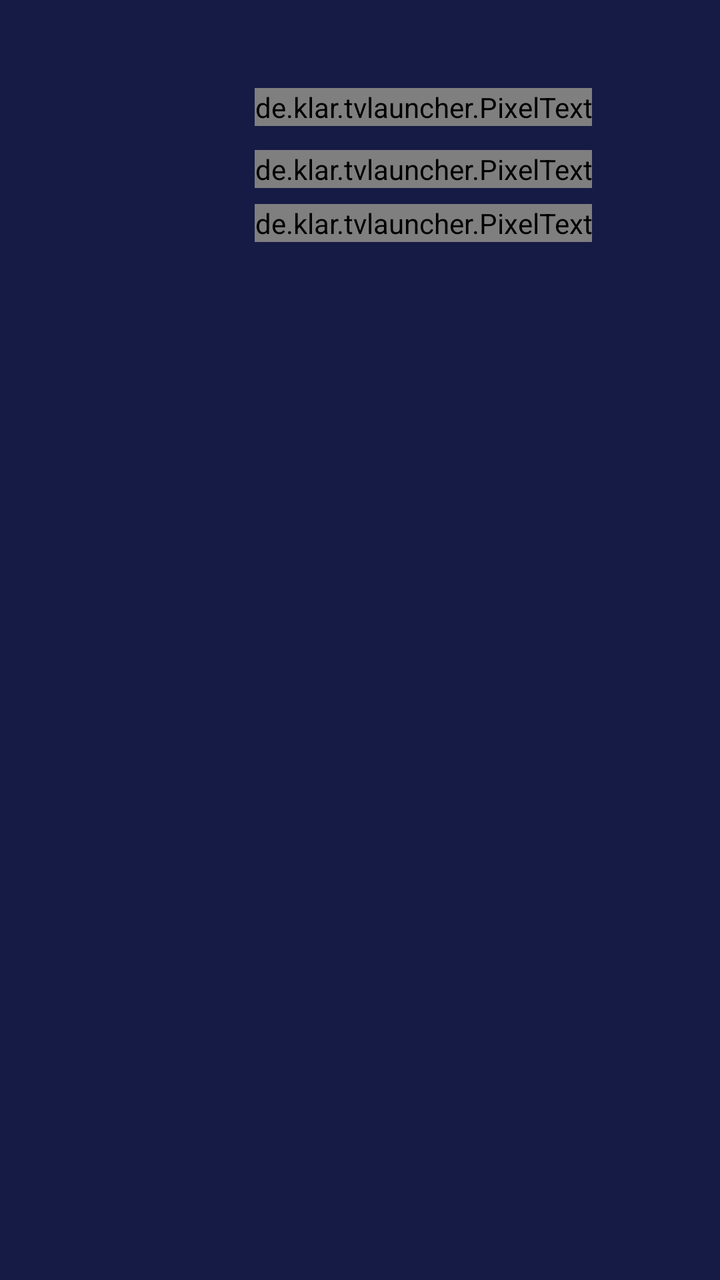
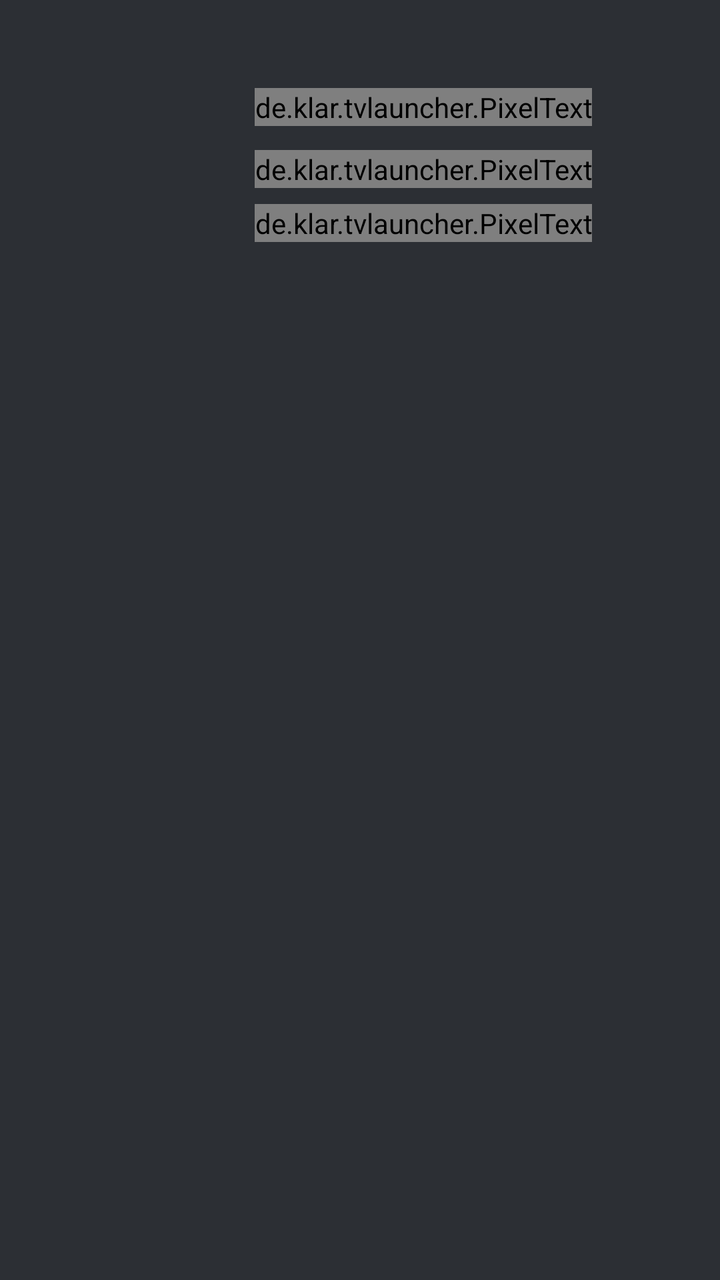

Two renders of the same Android screen: before a commit and after it. Below are the layout's source before the change and the commit's diff.
<!-- AndroidManifest.xml: application theme Theme.Klar -->
<!-- res/layout/activity_main_abend.xml -->
<?xml version="1.0" encoding="utf-8"?>
<FrameLayout xmlns:android="http://schemas.android.com/apk/res/android"
    xmlns:app="http://schemas.android.com/apk/res-auto"
    android:id="@+id/root"
    android:layout_width="match_parent"
    android:layout_height="match_parent"
    android:background="#151B44"
    android:clipChildren="false">

    <ImageView
        android:id="@+id/wallpaper"
        android:layout_width="match_parent"
        android:layout_height="match_parent"
        android:importantForAccessibility="no"
        android:scaleType="fitXY" />

    <LinearLayout
        android:layout_width="match_parent"
        android:layout_height="match_parent"
        android:clipChildren="false"
        android:clipToPadding="false"
        android:orientation="vertical"
        android:paddingStart="64dp"
        android:paddingTop="44dp"
        android:paddingEnd="64dp">

        <LinearLayout
            android:layout_width="match_parent"
            android:layout_height="wrap_content"
            android:baselineAligned="false"
            android:clipChildren="false"
            android:orientation="horizontal">

            <LinearLayout
                android:layout_width="0dp"
                android:layout_height="wrap_content"
                android:layout_weight="1"
                android:clipChildren="false"
                android:clipToPadding="false"
                android:orientation="vertical">

                <TextView
                    android:id="@+id/greeting"
                    android:layout_width="wrap_content"
                    android:layout_height="wrap_content"
                    android:includeFontPadding="false"
                    android:lineSpacingMultiplier="0.92"
                    android:textColor="#FFFFFF"
                    android:textSize="46sp" />

                
                <FrameLayout
                    android:id="@+id/continue_button"
                    android:layout_width="wrap_content"
                    android:layout_height="64dp"
                    android:layout_marginStart="-10dp"
                    android:layout_marginTop="6dp"
                    android:focusable="true"
                    android:focusableInTouchMode="true"
                    android:paddingStart="20dp"
                    android:paddingEnd="30dp"
                    android:visibility="gone">

                    <LinearLayout
                        android:layout_width="wrap_content"
                        android:layout_height="match_parent"
                        android:gravity="center_vertical"
                        android:orientation="horizontal">

                        <ImageView
                            android:layout_width="26dp"
                            android:layout_height="26dp"
                            android:importantForAccessibility="no"
                            android:src="@drawable/ic_play_badge" />

                        <LinearLayout
                            android:layout_width="wrap_content"
                            android:layout_height="wrap_content"
                            android:layout_marginStart="10dp"
                            android:orientation="vertical">

                            <TextView
                                android:layout_width="wrap_content"
                                android:layout_height="wrap_content"
                                android:includeFontPadding="false"
                                android:letterSpacing="0.12"
                                android:text="@string/continue_with"
                                android:textColor="#AEB8D9"
                                android:textSize="9sp"
                                android:textStyle="bold" />

                            <TextView
                                android:id="@+id/continue_label"
                                android:layout_width="wrap_content"
                                android:layout_height="wrap_content"
                                android:includeFontPadding="false"
                                android:textColor="#FFFFFF"
                                android:textSize="16sp" />
                        </LinearLayout>
                    </LinearLayout>
                </FrameLayout>
            </LinearLayout>

            
            <LinearLayout
                android:layout_width="wrap_content"
                android:layout_height="wrap_content"
                android:gravity="end"
                android:orientation="vertical">

                <de.klar.tvlauncher.PixelText
                    android:id="@+id/pixel_clock"
                    android:layout_width="wrap_content"
                    android:layout_height="wrap_content"
                    app:blinkColon="true"
                    app:pixelColor="#FFFFFF"
                    app:pixelSize="7.5dp" />

                <de.klar.tvlauncher.PixelText
                    android:id="@+id/pixel_date"
                    android:layout_width="wrap_content"
                    android:layout_height="wrap_content"
                    android:layout_marginTop="12dp"
                    app:pixelColor="#8FB4FF"
                    app:pixelSize="2.4dp" />

                <de.klar.tvlauncher.PixelText
                    android:id="@+id/pixel_weather"
                    android:layout_width="wrap_content"
                    android:layout_height="wrap_content"
                    android:layout_marginTop="8dp"
                    app:pixelColor="#FFB566"
                    app:pixelSize="2.4dp" />
            </LinearLayout>
        </LinearLayout>

        <View
            android:layout_width="match_parent"
            android:layout_height="0dp"
            android:layout_weight="1" />

        <androidx.recyclerview.widget.RecyclerView
            android:id="@+id/dock_list"
            android:layout_width="match_parent"
            android:layout_height="wrap_content"
            android:layout_marginStart="-16dp"
            android:layout_marginEnd="-64dp"
            android:layout_marginBottom="40dp"
            android:clipChildren="false"
            android:clipToPadding="false"
            android:overScrollMode="never"
            android:paddingEnd="64dp" />
    </LinearLayout>
</FrameLayout>
<!-- resources referenced by this layout -->
<resources>
  <!-- drawable ic_play_badge (drawable) -->
  <vector xmlns:android="http://schemas.android.com/apk/res/android"
      android:width="26dp" android:height="26dp" android:viewportWidth="26" android:viewportHeight="26">
      <path android:fillColor="#FF8A1F" android:pathData="M13,0a13,13 0,1 1,0 26a13,13 0,1 1,0 -26z" />
      <path android:fillColor="#FFFFFF" android:pathData="M10.5,7.5L18.5,13L10.5,18.5Z" />
  </vector>
  <string name="continue_with">WEITER MIT</string>
  <style name="Theme.Klar" parent="@android:style/Theme.Material.NoActionBar.Fullscreen">
          <item name="android:windowBackground">@color/bg</item>
          <item name="android:colorAccent">@color/accent</item>
          <item name="android:textColor">@color/text</item>
          <item name="android:windowAnimationStyle">@null</item>
      </style>
  <color name="bg">#0B1017</color>
  <color name="accent">#0A84FF</color>
  <color name="text">#FFFFFF</color>
</resources>

<!-- the commit's change to res/layout/activity_main_abend.xml (unified diff, before → after) -->
@@ -4,7 +4,7 @@
     android:id="@+id/root"
     android:layout_width="match_parent"
     android:layout_height="match_parent"
-    android:background="#151B44"
+    android:background="#2C2F34"
     android:clipChildren="false">
 
     <ImageView
